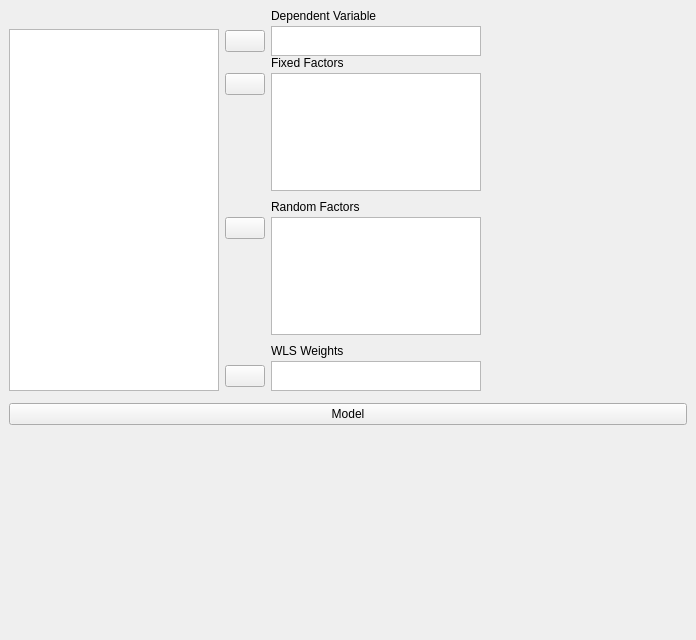
Old version of the form JASP-Desktop/analysisforms/anovaform.ui in the repository jasp-stats/jasp-desktop.
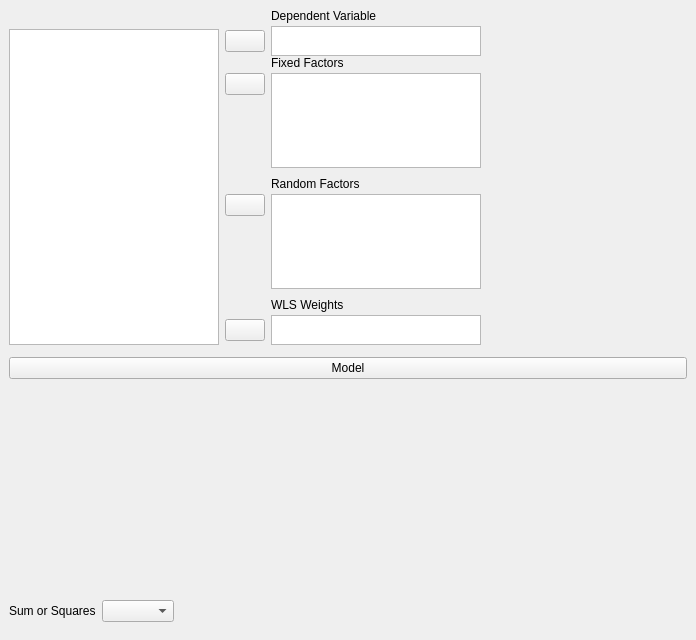
New version of the form. Custom widgets are drawn as their Qt base class.

```diff
--- a/JASP-Desktop/analysisforms/anovaform.ui
+++ b/JASP-Desktop/analysisforms/anovaform.ui
@@ -397,15 +397,8 @@
       </sizepolicy>
      </property>
      <layout class="QGridLayout" name="gridLayout_5">
-      <item row="0" column="0">
-       <widget class="ExpanderButton" name="expanderModel">
-        <property name="text">
-         <string>Model</string>
-        </property>
-       </widget>
-      </item>
       <item row="1" column="0">
-       <widget class="AnovaModelWidget" name="model" native="true">
+       <widget class="AnovaModelWidget" name="modelTerms" native="true">
         <property name="sizePolicy">
          <sizepolicy hsizetype="Expanding" vsizetype="Preferred">
           <horstretch>0</horstretch>
@@ -420,6 +413,45 @@
         </property>
        </widget>
       </item>
+      <item row="0" column="0">
+       <widget class="ExpanderButton" name="expanderModel">
+        <property name="text">
+         <string>Model</string>
+        </property>
+       </widget>
+      </item>
+      <item row="2" column="0">
+       <widget class="QWidget" name="sumOfSquaresContainer" native="true">
+        <layout class="QHBoxLayout" name="horizontalLayout">
+         <property name="leftMargin">
+          <number>0</number>
+         </property>
+         <item>
+          <widget class="QLabel" name="label_5">
+           <property name="text">
+            <string>Sum or Squares</string>
+           </property>
+          </widget>
+         </item>
+         <item>
+          <widget class="BoundComboBox" name="sumOfSquares"/>
+         </item>
+         <item>
+          <spacer name="horizontalSpacer">
+           <property name="orientation">
+            <enum>Qt::Horizontal</enum>
+           </property>
+           <property name="sizeHint" stdset="0">
+            <size>
+             <width>40</width>
+             <height>20</height>
+            </size>
+           </property>
+          </spacer>
+         </item>
+        </layout>
+       </widget>
+      </item>
      </layout>
     </widget>
    </item>
@@ -452,6 +484,11 @@
    <header>widgets/anovamodelwidget.h</header>
    <container>1</container>
   </customwidget>
+  <customwidget>
+   <class>BoundComboBox</class>
+   <extends>QComboBox</extends>
+   <header>widgets/boundcombobox.h</header>
+  </customwidget>
  </customwidgets>
  <resources/>
  <connections/>
```
